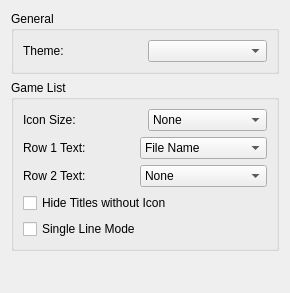
Before: the Qt Designer form src/citra_qt/configuration/configure_ui.ui in tbsp/citra-valentin, drawn with Qt 5.
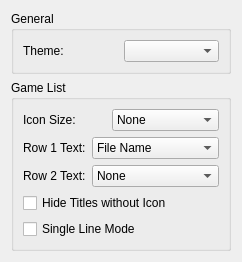
After: the same form once the commit is applied.

What changed in the file:
```diff
--- a/src/citra_qt/configuration/configure_ui.ui
+++ b/src/citra_qt/configuration/configure_ui.ui
@@ -2,14 +2,6 @@
 <ui version="4.0">
  <class>ConfigureUi</class>
  <widget class="QWidget" name="ConfigureUi">
-  <property name="geometry">
-   <rect>
-    <x>0</x>
-    <y>0</y>
-    <width>290</width>
-    <height>293</height>
-   </rect>
-  </property>
   <property name="windowTitle">
    <string>Form</string>
   </property>
```
